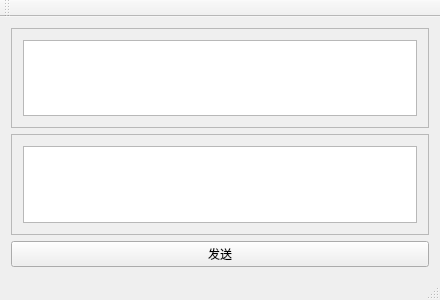
This is MyChats/mainwindow.ui in kingsun998/Qt as Qt 5 draws it before an edit. The edited form follows.
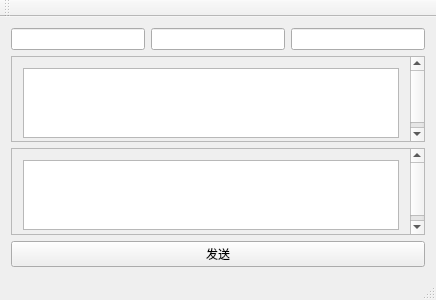
This is the edited form.

What changed in the file:
```diff
--- a/MyChats/mainwindow.ui
+++ b/MyChats/mainwindow.ui
@@ -6,7 +6,7 @@
    <rect>
     <x>0</x>
     <y>0</y>
-    <width>440</width>
+    <width>436</width>
     <height>300</height>
    </rect>
   </property>
@@ -20,8 +20,21 @@
    <string>MainWindow</string>
   </property>
   <widget class="QWidget" name="centralWidget">
-   <layout class="QGridLayout" name="gridLayout">
-    <item row="0" column="0">
+   <layout class="QVBoxLayout" name="verticalLayout">
+    <item>
+     <layout class="QHBoxLayout" name="horizontalLayout">
+      <item>
+       <widget class="QLineEdit" name="lineEdit_3"/>
+      </item>
+      <item>
+       <widget class="QLineEdit" name="lineEdit_2"/>
+      </item>
+      <item>
+       <widget class="QLineEdit" name="lineEdit"/>
+      </item>
+     </layout>
+    </item>
+    <item>
      <widget class="QScrollArea" name="scrollArea">
       <property name="widgetResizable">
        <bool>true</bool>
@@ -31,8 +44,8 @@
         <rect>
          <x>0</x>
          <y>0</y>
-         <width>420</width>
-         <height>93</height>
+         <width>399</width>
+         <height>89</height>
         </rect>
        </property>
        <layout class="QVBoxLayout" name="verticalLayout_2">
@@ -43,7 +56,7 @@
       </widget>
      </widget>
     </item>
-    <item row="1" column="0">
+    <item>
      <widget class="QScrollArea" name="scrollArea_2">
       <property name="maximumSize">
        <size>
@@ -59,8 +72,8 @@
         <rect>
          <x>0</x>
          <y>0</y>
-         <width>420</width>
-         <height>93</height>
+         <width>399</width>
+         <height>89</height>
         </rect>
        </property>
        <layout class="QVBoxLayout" name="verticalLayout_3">
@@ -71,7 +84,7 @@
       </widget>
      </widget>
     </item>
-    <item row="2" column="0">
+    <item>
      <widget class="QPushButton" name="pushButton">
       <property name="text">
        <string>发送</string>
```
Left out of the diff: 2 changed lines with no effect on the pictures.
